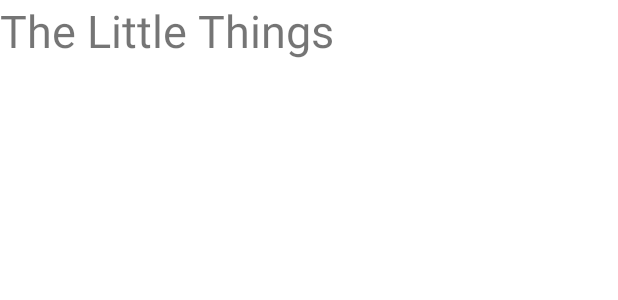
After one commit to AmboThom/Flixster, an Android app: the layout activity_detail.xml on its own in the app's theme, with its tools: preview values and no code run, on a phone screen of 412 x 824 dp. The commit adds this screen. Shown: the top 300 px of the screen. Run offline under Robolectric (Android 15) with nearby library versions, the phone set to English and light mode, and no system bars.

Commit message:
Saving Progress

```diff
--- a/app/src/main/res/layout-land/item_movie.xml
+++ b/app/src/main/res/layout-land/item_movie.xml
@@ -2,6 +2,7 @@
 <RelativeLayout xmlns:android="http://schemas.android.com/apk/res/android"
     xmlns:app="http://schemas.android.com/apk/res-auto"
     xmlns:tools="http://schemas.android.com/tools"
+    android:id="@+id/container"
     android:layout_width="match_parent"
     android:layout_height="wrap_content"
     android:background="#302D2D">
--- /dev/null
+++ b/app/src/main/res/layout/activity_detail.xml
@@ -0,0 +1,18 @@
+<?xml version="1.0" encoding="utf-8"?>
+<LinearLayout
+    xmlns:android="http://schemas.android.com/apk/res/android"
+    xmlns:app="http://schemas.android.com/apk/res-auto"
+    xmlns:tools="http://schemas.android.com/tools"
+    android:layout_width="match_parent"
+    android:layout_height="match_parent"
+    tools:context=".DetailActivity"
+    android:orientation="vertical"
+    >
+
+    <TextView
+        android:id="@+id/textView"
+        android:layout_width="match_parent"
+        android:layout_height="wrap_content"
+        android:textSize="30sp"
+        tools:text="The Little Things" />
+</LinearLayout>
--- a/app/src/main/res/layout/item_movie.xml
+++ b/app/src/main/res/layout/item_movie.xml
@@ -2,6 +2,7 @@
 <RelativeLayout xmlns:android="http://schemas.android.com/apk/res/android"
     xmlns:app="http://schemas.android.com/apk/res-auto"
     xmlns:tools="http://schemas.android.com/tools"
+    android:id="@+id/container"
     android:layout_width="match_parent"
     android:layout_height="wrap_content"
     android:background="#302D2D">
```
Also changed, not shown: app/src/main/AndroidManifest.xml (+5 -3 lines), app/src/main/java/adapters/MovieAdapter.java (+17 -0 lines), app/src/main/java/com/example/flixster/DetailActivity.java (added, +16 -0 lines).
